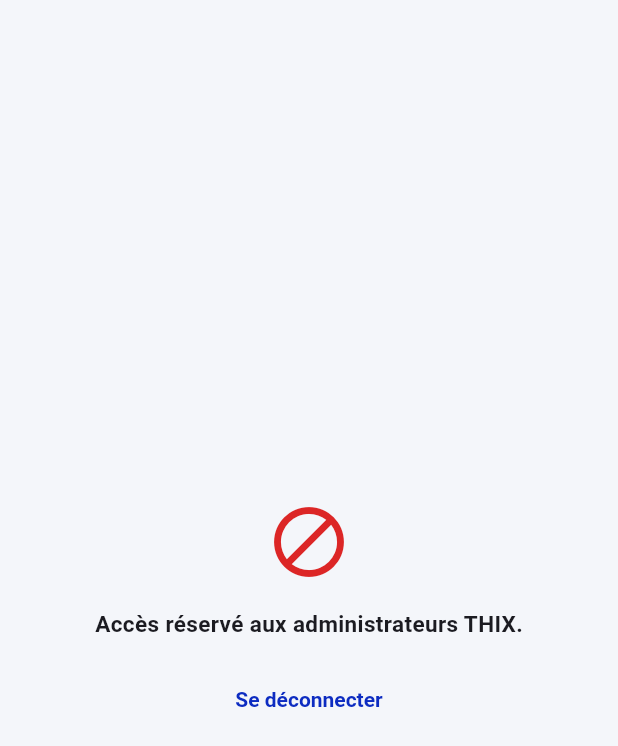
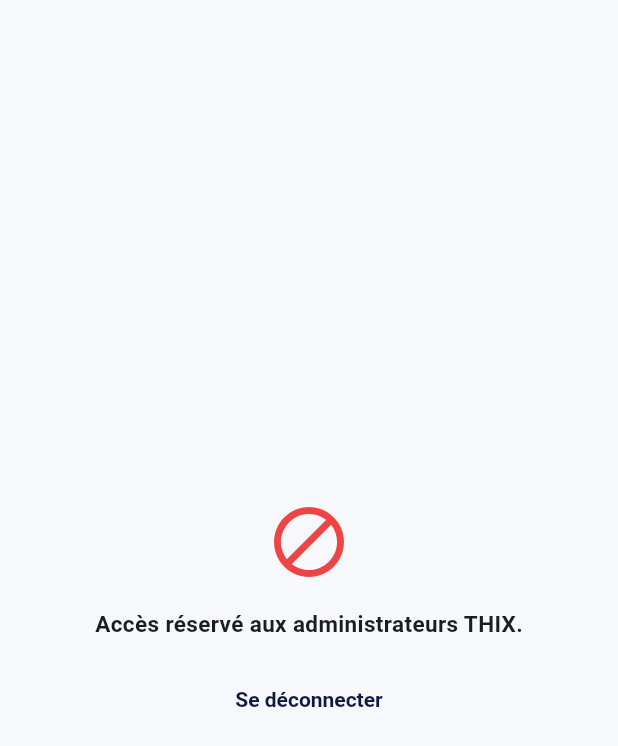
Before and after one commit to depot-data-thix-central/Admin_thix, a Flutter app: the screen it shows once a user with an empty profile is signed in, on a phone screen of 412 x 824 dp. Shown: the top 746 px of the screen. Run offline on Flutter 3.47's test engine with Material 3 defaults, Android fonts, the phone set to English and light mode, and no system bars; our stand-ins replace flutter_riverpod, supabase_flutter; accounts and stored records are empty; network calls fail.

Commit message:
Update app_colors.dart

```diff
--- a/lib/core/app_colors.dart
+++ b/lib/core/app_colors.dart
@@ -1,14 +1,39 @@
 import 'package:flutter/material.dart';
 
+/// 🎨 Design system THIX Admin - Palette de couleurs
 class AppColors {
-  static const primary = Color(0xFF0D2CC1);
-  static const primaryDeep = Color(0xFF0A1E8A);
-  static const bg = Color(0xFFF4F6FA);
-  static const white = Color(0xFFFFFFFF);
-  static const textMain = Color(0xFF10192E);
-  static const textSecondary = Color(0xFF8492AC);
-  static const border = Color(0xFFE5E9F0);
-  static const danger = Color(0xFFDC2626);
-  static const success = Color(0xFF22C55E);
-  static const enterprise = Color(0xFF111827);
+  AppColors._();
+
+  // ─── Couleurs principales ───
+  static const Color primary = Color(0xFF101840);      // Bleu nuit
+  static const Color secondary = Color(0xFFFFB800);    // Doré
+  static const Color accent = Color(0xFF2E7DFF);       // Bleu vif
+
+  // ─── Fond ───
+  static const Color bg = Color(0xFFF7F8FB);
+  static const Color surface = Color(0xFFFFFFFF);
+
+  // ─── Enterprise (sidebar) ───
+  static const Color enterprise = Color(0xFF101840);
+
+  // ─── Feedback ───
+  static const Color success = Color(0xFF10B981);
+  static const Color danger = Color(0xFFEF4444);
+  static const Color warning = Color(0xFFF59E0B);     // ⬅️ MANQUANT, AJOUTÉ
+  static const Color info = Color(0xFF3B82F6);
+
+  // ─── Texte ───
+  static const Color textPrimary = Color(0xFF111827);
+  static const Color textSecondary = Color(0xFF6B7280);
+  static const Color textDisabled = Color(0xFF9CA3AF);
+
+  // ─── Bordures ───
+  static const Color border = Color(0xFFE5E7EB);
+  static const Color divider = Color(0xFFE5E7EB);
+
+  // ─── Niveaux de certification ───
+  static const Color certGold = Color(0xFFFFD700);
+  static const Color certSilver = Color(0xFFC0C0C0);
+  static const Color certBronze = Color(0xFFCD7F32);
+  static const Color certPending = Color(0xFF9CA3AF);
 }
```
